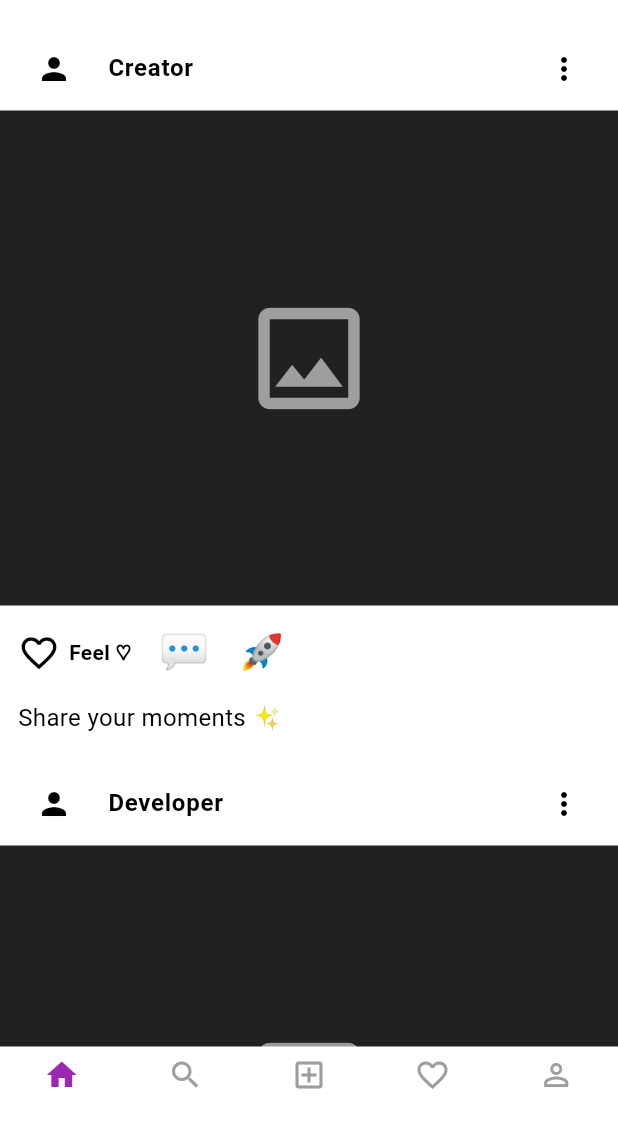
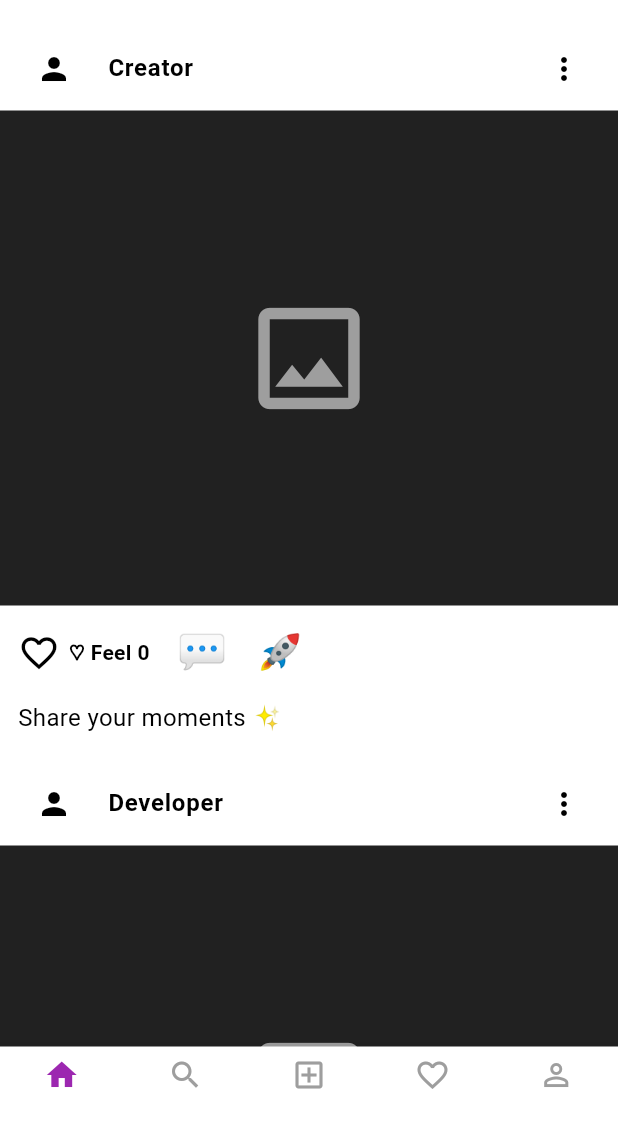
Before and after one commit to ansarishoaib1668-svg/Unique-social-app, a Flutter app: the HomeScreen screen opened directly, scrolled down 576 dp, on a phone screen of 412 x 824 dp, the part 101-1236 px from its top. Run offline on Flutter 3.47's test engine with Material 3 defaults, Android fonts, the phone set to English and light mode, and no system bars; our stand-ins replace share_plus.

Commit message:
Upgrade Feel button with count and animation

```diff
--- a/lib/screens/home/home_screen.dart
+++ b/lib/screens/home/home_screen.dart
@@ -9,6 +9,9 @@ class HomeScreen extends StatefulWidget {
 }
 
 class _HomeScreenState extends State<HomeScreen> {
+  bool liked = false;
+  int feelCount = 0;
+
 
   @override
   Widget build(BuildContext context) {
@@ -138,7 +141,6 @@ class _HomeScreenState extends State<HomeScreen> {
 
 
   Widget postCard(String user, String caption) {
-    bool liked = false;
     return Column(
       crossAxisAlignment: CrossAxisAlignment.start,
       children: [
@@ -185,8 +187,17 @@ class _HomeScreenState extends State<HomeScreen> {
                 onTap: () {
                   setState(() {
                     liked = !liked;
+
+                    if (liked) {
+                      feelCount++;
+                    } else {
+                      feelCount--;
+                    }
                   });
                 },
+                child: AnimatedScale(
+                  scale: liked ? 1.2 : 1.0,
+                  duration: const Duration(milliseconds: 200),
                   child: Icon(
                     liked
                         ? Icons.favorite
@@ -197,11 +208,12 @@ class _HomeScreenState extends State<HomeScreen> {
                     size: 28,
                   ),
                 ),
+              ),
 
               const SizedBox(width: 6),
 
               Text(
-                liked ? "Feel ❤️" : "Feel ♡",
+                liked ? "♥ Feel $feelCount" : "♡ Feel $feelCount",
                 style: const TextStyle(
                   color: Colors.black,
                   fontWeight: FontWeight.bold,
```
Lines whose indentation alone changed are shown as unchanged.
